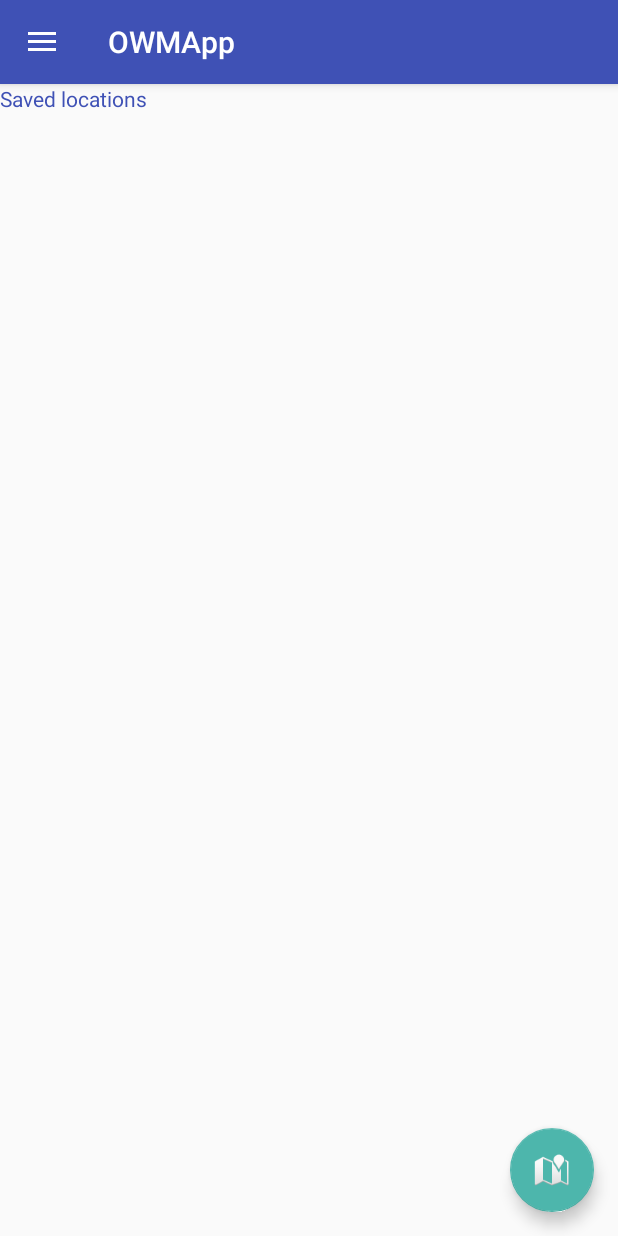
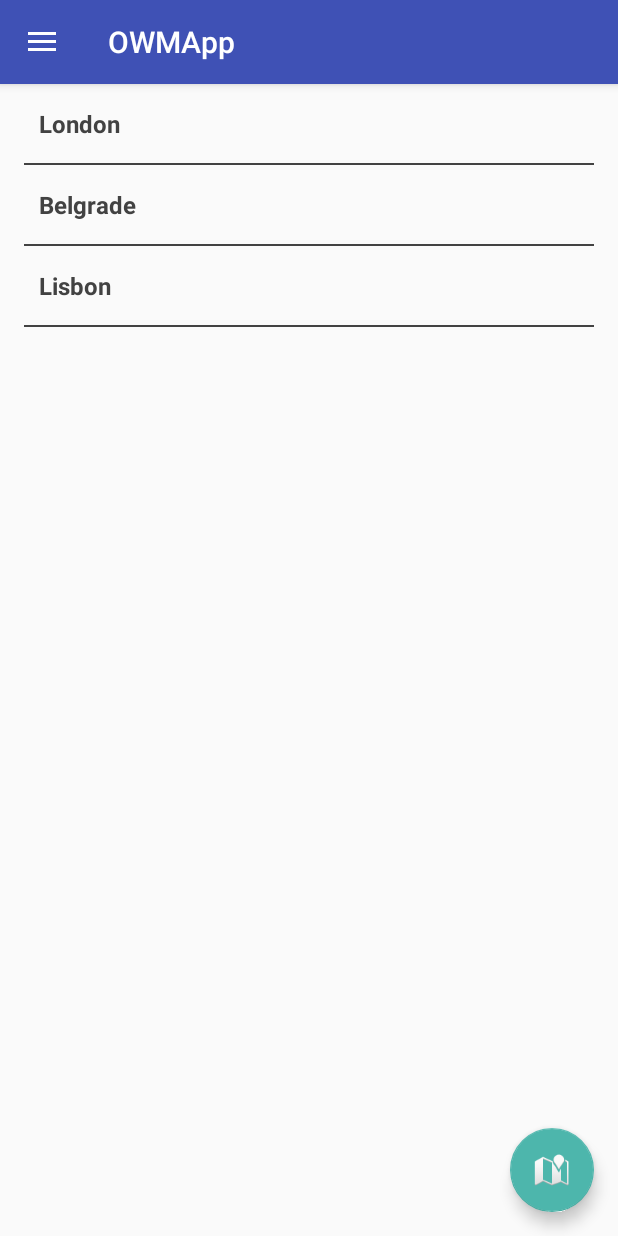
Before and after one commit to glisovicp/OWMApp, an Android app: the screen it shows after launch (MainActivity), on a phone screen of 412 x 824 dp. Run offline under Robolectric (Android 15) with nearby library versions, the phone set to English and light mode, and no system bars.

Commit message:
Implement bookmarked places list at home screen

```diff
--- a/app/build.gradle
+++ b/app/build.gradle
@@ -22,6 +22,7 @@ dependencies {
     implementation fileTree(dir: 'libs', include: ['*.jar'])
     implementation "com.android.support:appcompat-v7:${rootProject.ext.supportLibVersion}"
     implementation "com.android.support:design:${rootProject.ext.supportLibVersion}"
+    implementation "com.android.support:recyclerview-v7:${rootProject.ext.supportLibVersion}"
 
     implementation 'com.android.support:design:26.1.0'
     implementation 'com.android.support.constraint:constraint-layout:1.1.0'
--- a/app/src/main/java/rs/gecko/petar/owmapp/activities/MainActivity.java
+++ b/app/src/main/java/rs/gecko/petar/owmapp/activities/MainActivity.java
@@ -103,7 +103,8 @@ public class MainActivity extends AppCompatActivity
 
         Log.d(TAG, "onCreate: Mocked list size = "+ list.size());
 
-        LocalCache.getInstance(getApplication()).addMyLocations(list);
+        LocalCache.getInstance(getApplication()).setMyLocations(list);
+
     }
 
     @Override
--- /dev/null
+++ b/app/src/main/java/rs/gecko/petar/owmapp/adapters/SavedLocationsAdapter.java
@@ -0,0 +1,142 @@
+package rs.gecko.petar.owmapp.adapters;
+
+import android.content.Context;
+import android.support.v7.widget.RecyclerView;
+import android.util.Log;
+import android.view.LayoutInflater;
+import android.view.View;
+import android.view.ViewGroup;
+import android.widget.Filter;
+import android.widget.Filterable;
+import android.widget.TextView;
+
+import java.util.ArrayList;
+import java.util.List;
+
+import rs.gecko.petar.owmapp.R;
+import rs.gecko.petar.owmapp.models.MyLocation;
+
+/**
+ * Created by Petar on 5/24/18.
+ */
+
+public class SavedLocationsAdapter extends RecyclerView.Adapter<SavedLocationsAdapter.SavedLocationsViewHolder> implements Filterable {
+
+    private static final String TAG = "SaveLocAdapter";
+    private List<MyLocation> savedLocations;
+    private List<MyLocation> filteredSavedLocations;
+    public Context context;
+
+    private SavedLocationFilter savedLocationFilter;
+
+    public SavedLocationsAdapter(List<MyLocation> savedLocations, Context context) {
+        this.savedLocations = savedLocations;
+        this.context = context;
+    }
+
+    private SavedLocationsViewHolder createSavedLocationsViewHolder(View view) {
+        return new SavedLocationsViewHolder(view);
+    }
+
+    @Override
+    public SavedLocationsViewHolder onCreateViewHolder(ViewGroup parent, int viewType) {
+        View view = LayoutInflater.from(parent.getContext())
+                .inflate(R.layout.mylocation_list_row, parent, false);
+        return createSavedLocationsViewHolder(view);
+    }
+
+    @Override
+    public int getItemCount() {
+        return savedLocations.size();
+    }
+
+    @Override
+    public Filter getFilter() {
+        if (savedLocationFilter == null)
+            savedLocationFilter = new SavedLocationFilter(this, savedLocations);
+        return savedLocationFilter;
+    }
+
+    @Override
+    public void onBindViewHolder(final SavedLocationsViewHolder holder, final int position) {
+        holder.item = savedLocations.get(position);
+
+        if (holder.item.getLocationName() != null && holder.item.getLocationName().trim().length() > 0) {
+            holder.title.setText(holder.item.getLocationName().toString());
+        }
+
+        holder.view.measure(View.MeasureSpec.UNSPECIFIED, View.MeasureSpec.UNSPECIFIED);
+
+//        if (context instanceof MainActivity) {
+//
+//        }
+
+        holder.view.setOnClickListener(new View.OnClickListener() {
+            @Override
+            public void onClick(View view) {
+                Log.d(TAG, "Place: " + holder.item.getLocationName());
+            }
+        });
+
+
+    }
+
+    class SavedLocationsViewHolder extends RecyclerView.ViewHolder {
+        public final View view;
+        final TextView title;
+        MyLocation item;
+
+        SavedLocationsViewHolder(View view) {
+            super(view);
+            this.view = view;
+            title = (TextView) view.findViewById(R.id.title);
+        }
+
+    }
+
+    private static class SavedLocationFilter extends Filter {
+
+        private final SavedLocationsAdapter adapter;
+
+        private final List<MyLocation> originalList;
+
+        private final List<MyLocation> filteredList;
+
+        private SavedLocationFilter(SavedLocationsAdapter adapter, List<MyLocation> originalList) {
+            super();
+            this.adapter = adapter;
+            this.originalList = new ArrayList<>(originalList);
+            this.filteredList = new ArrayList<>();
+        }
+
+        @Override
+        protected FilterResults performFiltering(CharSequence constraint) {
+            filteredList.clear();
+            final FilterResults results = new FilterResults();
+
+            if (constraint.length() == 0) {
+                filteredList.addAll(originalList);
+            } else {
+                final String filterPattern = constraint.toString().trim();
+
+                for (final MyLocation location : originalList) {
+                    if (location.getLocationName().toLowerCase().contains(filterPattern) || location.getLocationName().toUpperCase().contains(filterPattern) || location.getLocationName().contains(filterPattern)) {
+                        filteredList.add(location);
+                    }
+                }
+            }
+            results.values = filteredList;
+            results.count = filteredList.size();
+            return results;
+        }
+
+        @Override
+        protected void publishResults(CharSequence constraint, FilterResults results) {
+            adapter.savedLocations.clear();
+            adapter.savedLocations.addAll((List<MyLocation>) results.values);
+            adapter.notifyDataSetChanged();
+
+        }
+    }
+
+}
--- a/app/src/main/java/rs/gecko/petar/owmapp/data/LocalCache.java
+++ b/app/src/main/java/rs/gecko/petar/owmapp/data/LocalCache.java
@@ -7,7 +7,6 @@ import android.content.SharedPreferences;
 import com.fasterxml.jackson.core.type.TypeReference;
 import com.fasterxml.jackson.databind.ObjectMapper;
 
-import java.util.ArrayList;
 import java.util.List;
 
 import rs.gecko.petar.owmapp.models.MyLocation;
@@ -54,21 +53,25 @@ public class LocalCache {
         return myLocations;
     }
 
-    public void addMyLocations(List<MyLocation> myLocations) {
-        if (getMyLocations() == null) {
-            this.myLocations = new ArrayList<>();
+//    public void addMyLocations(List<MyLocation> myLocations) {
+//        if (getMyLocations() == null) {
+//            this.myLocations = new ArrayList<>();
+//
+//        }
+//        this.myLocations.addAll(myLocations);
+//        cachingManager.save(KEY_MYLOCATIONS, this.myLocations);
+//    }
+//
+//    public void removeMyLocations(List<MyLocation> myLocations) {
+//        if (getMyLocations() != null) {
+//            this.myLocations.removeAll(myLocations);
+//            cachingManager.save(KEY_MYLOCATIONS, this.myLocations);
+//        }
+//    }
 
-        }
-        this.myLocations.addAll(myLocations);
+    public void setMyLocations(List<MyLocation> myLocations) {
+
+        this.myLocations = myLocations;
         cachingManager.save(KEY_MYLOCATIONS, this.myLocations);
     }
-
-    public void removeMyLocations(List<MyLocation> myLocations) {
-        if (getMyLocations() != null) {
-            this.myLocations.removeAll(myLocations);
-            cachingManager.save(KEY_MYLOCATIONS, this.myLocations);
-        }
-    }
-
-
 }
--- a/app/src/main/java/rs/gecko/petar/owmapp/fragments/SavedLocationsFragment.java
+++ b/app/src/main/java/rs/gecko/petar/owmapp/fragments/SavedLocationsFragment.java
@@ -2,6 +2,8 @@ package rs.gecko.petar.owmapp.fragments;
 
 import android.os.Bundle;
 import android.support.v4.app.Fragment;
+import android.support.v7.widget.LinearLayoutManager;
+import android.support.v7.widget.RecyclerView;
 import android.view.LayoutInflater;
 import android.view.View;
 import android.view.ViewGroup;
@@ -9,6 +11,7 @@ import android.view.ViewGroup;
 import java.util.List;
 
 import rs.gecko.petar.owmapp.R;
+import rs.gecko.petar.owmapp.adapters.SavedLocationsAdapter;
 import rs.gecko.petar.owmapp.data.LocalCache;
 import rs.gecko.petar.owmapp.models.MyLocation;
 
@@ -21,6 +24,9 @@ public class SavedLocationsFragment extends Fragment {
     private static final String TAG = "SavedLocFragment";
 
     private List<MyLocation> myLocations;
+    private SavedLocationsAdapter adapter;
+
+    RecyclerView locationsRecyclerView;
 
     public SavedLocationsFragment() {
         // Required empty public constructor
@@ -49,7 +55,13 @@ public class SavedLocationsFragment extends Fragment {
     public View onCreateView(LayoutInflater inflater, ViewGroup container,
                              Bundle savedInstanceState) {
         // Inflate the layout for this fragment
-        return inflater.inflate(R.layout.fragment_savedlocations, container, false);
+        View v = inflater.inflate(R.layout.fragment_savedlocations, container, false);
+        locationsRecyclerView = (RecyclerView) v.findViewById(R.id.saved_locations_rv);
+
+
+        setSearchListener();
+
+        return v;
     }
 
     @Override
@@ -66,6 +78,19 @@ public class SavedLocationsFragment extends Fragment {
 
         if (myLocations != null) {
             // show recyclerView with locations
+            refreshRecyclerView();
         }
     }
+
+    public void refreshRecyclerView() {
+        adapter = new SavedLocationsAdapter(myLocations, getActivity());
+        RecyclerView.LayoutManager mLayoutManager = new LinearLayoutManager(getActivity());
+        locationsRecyclerView.setLayoutManager(mLayoutManager);
+        locationsRecyclerView.setAdapter(adapter);
+    }
+
+    private void setSearchListener() {
+
+    }
+
 }
--- a/app/src/main/res/layout/fragment_savedlocations.xml
+++ b/app/src/main/res/layout/fragment_savedlocations.xml
@@ -1,14 +1,15 @@
 <FrameLayout xmlns:android="http://schemas.android.com/apk/res/android"
     xmlns:tools="http://schemas.android.com/tools"
+    xmlns:app="http://schemas.android.com/apk/res-auto"
     android:layout_width="match_parent"
     android:layout_height="match_parent"
+    app:layout_behavior="@string/appbar_scrolling_view_behavior"
     tools:context="rs.gecko.petar.owmapp.fragments.SavedLocationsFragment">
 
-    <!-- TODO: Update blank fragment layout -->
-    <TextView
+    <android.support.v7.widget.RecyclerView
+        android:id="@+id/saved_locations_rv"
         android:layout_width="match_parent"
-        android:layout_height="match_parent"
-        android:text="Saved locations"
-        android:textColor="@color/blue"/>
+        android:layout_height="wrap_content"
+        android:scrollbars="vertical" />
 
 </FrameLayout>
--- /dev/null
+++ b/app/src/main/res/layout/mylocation_list_row.xml
@@ -0,0 +1,35 @@
+<?xml version="1.0" encoding="utf-8"?>
+<RelativeLayout xmlns:android="http://schemas.android.com/apk/res/android"
+    android:layout_width="match_parent"
+    android:layout_height="wrap_content"
+    android:background="?android:attr/selectableItemBackground"
+    android:clickable="true"
+    android:focusable="true"
+    android:orientation="vertical"
+    android:paddingLeft="@dimen/activity_horizontal_margin"
+    android:paddingRight="@dimen/activity_horizontal_margin">
+
+    <TextView
+        android:id="@+id/title"
+        android:layout_width="match_parent"
+        android:layout_height="wrap_content"
+        android:layout_alignParentTop="true"
+        android:layout_marginLeft="@dimen/mylocation_listitem_horizontal_margin"
+        android:layout_marginRight="@dimen/mylocation_listitem_horizontal_margin"
+        android:layout_marginStart="@dimen/mylocation_listitem_horizontal_margin"
+        android:layout_marginEnd="@dimen/mylocation_listitem_horizontal_margin"
+        android:layout_marginBottom="@dimen/mylocation_listitem_vertical_margin"
+        android:layout_marginTop="@dimen/mylocation_listitem_vertical_margin"
+        android:textSize="16dp"
+        android:textStyle="bold"
+        android:textColor="@color/darkGrey"
+        android:text="@string/app_name"/>
+
+    <View
+        android:layout_width="match_parent"
+        android:layout_height="1dp"
+        android:background="@color/darkGrey"
+        android:layout_below="@id/title"/>
+
+
+</RelativeLayout>
--- a/app/src/main/res/values/colors.xml
+++ b/app/src/main/res/values/colors.xml
@@ -7,4 +7,6 @@
     <color name="white">#FFFFFF</color>
     <color name="blue">#3F51B5</color>
     <color name="green">#4DB6AC</color>
+
+    <color name="darkGrey">#424242</color>
 </resources>
--- a/app/src/main/res/values/dimens.xml
+++ b/app/src/main/res/values/dimens.xml
@@ -5,4 +5,7 @@
     <dimen name="nav_header_vertical_spacing">8dp</dimen>
     <dimen name="nav_header_height">176dp</dimen>
     <dimen name="fab_margin">16dp</dimen>
+    <dimen name="mylocation_listitem_horizontal_margin">10dp</dimen>
+    <dimen name="mylocation_listitem_vertical_margin">15dp</dimen>
+
 </resources>
```
